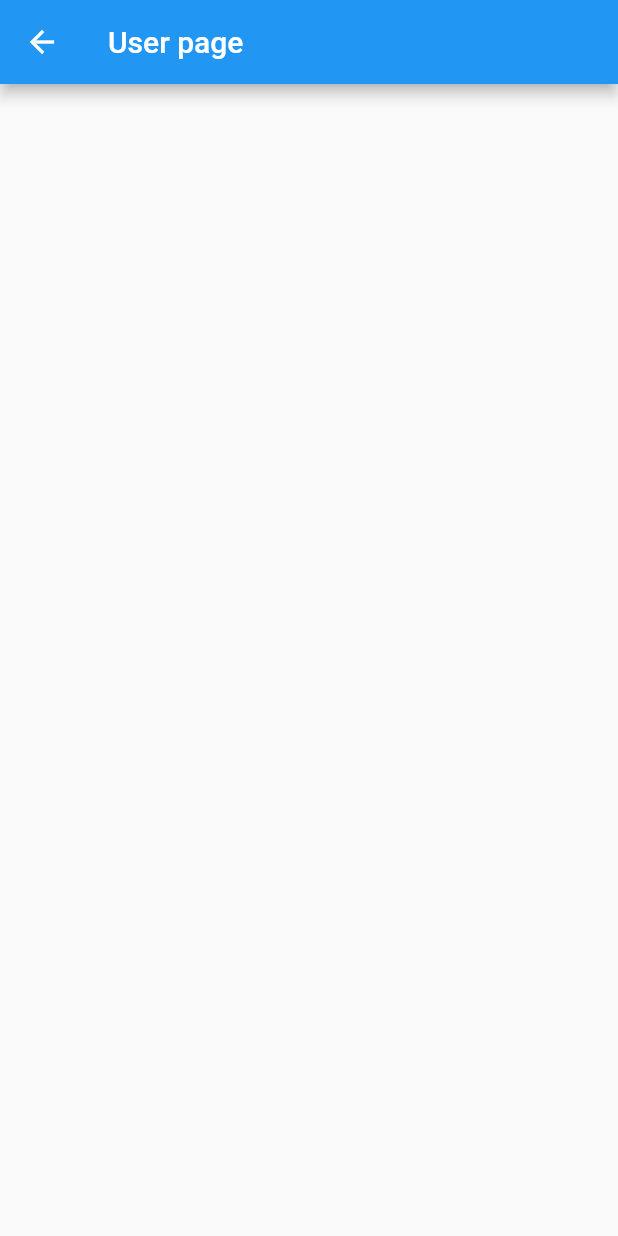
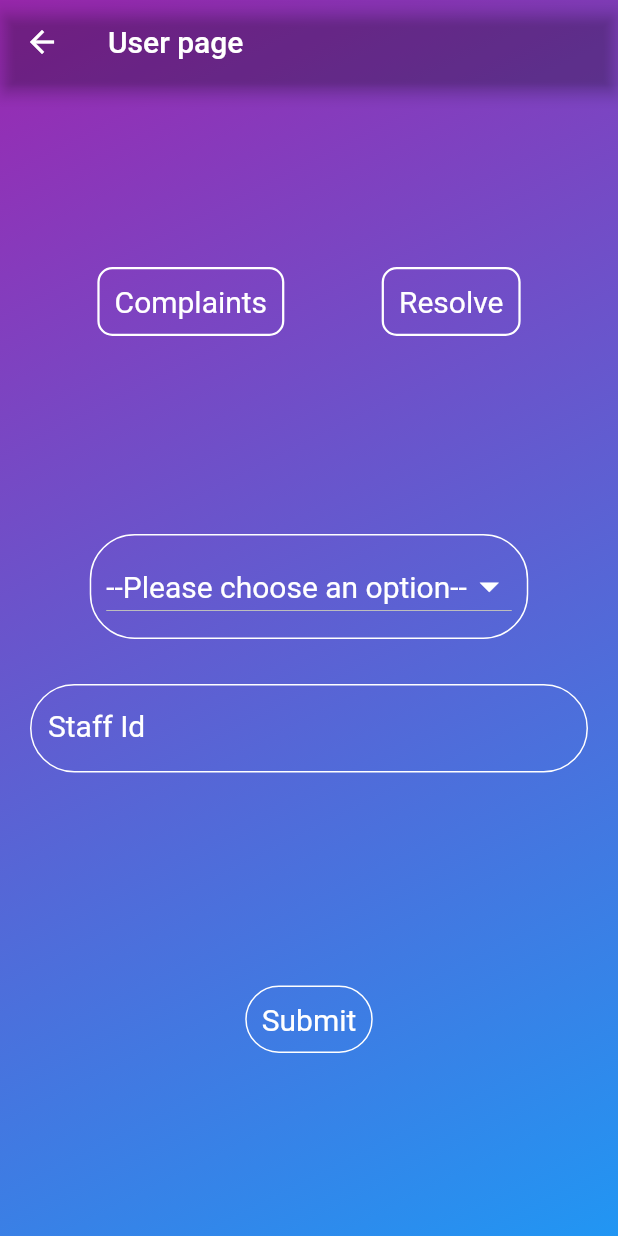
Before and after one commit to samarth1345/jzClean, a Flutter app: the user screen opened by its route, on a phone screen of 412 x 824 dp. Run offline on Flutter 3.47's test engine with Material 2 defaults, Android fonts, the phone set to English and light mode, and no system bars.

Commit message:
saving this

```diff
--- a/lib/user.dart
+++ b/lib/user.dart
@@ -1,12 +1,131 @@
 import 'package:flutter/material.dart';
+import './complaint_widget.dart';
+import './resolve_widget.dart';
 
-class user extends StatelessWidget {
+class user extends StatefulWidget {
+  @override
+  _userState createState() => _userState();
+}
+
+class _userState extends State<user> {
+  String dropdownValue = '--Please choose an option--';
+  int current_tab = 1;
   @override
   Widget build(BuildContext context) {
-    return Scaffold(
-      appBar: AppBar(
-        title: Text('User page'),
-      ),
+    return Container(
+      decoration: BoxDecoration(
+          gradient: LinearGradient(
+              begin: Alignment.topLeft,
+              end: Alignment.bottomRight,
+              colors: [Colors.purple, Colors.blue])),
+      child: Scaffold(
+          appBar: AppBar(
+            title: Text('User page'),
+            backgroundColor: Colors.transparent,
+          ),
+          backgroundColor: Colors.transparent,
+          body: Column(
+            mainAxisAlignment: MainAxisAlignment.spaceEvenly,
+            children: <Widget>[
+              Row(
+                  mainAxisAlignment: MainAxisAlignment.spaceEvenly,
+                  children: <Widget>[
+                    InkWell(
+                      child: Container(
+                          padding: EdgeInsets.all(10),
+                          decoration: BoxDecoration(
+                              borderRadius: BorderRadius.circular(10.0),
+                              border:
+                                  Border.all(color: Colors.white, width: 1.5)),
+                          child: Text('Complaints',
+                              style: TextStyle(
+                                fontSize: 20.0,
+                                color: Colors.white,
+                              ))),
+                    ),
+                    InkWell(
+                      child: Container(
+                          padding: EdgeInsets.all(10),
+                          decoration: BoxDecoration(
+                              borderRadius: BorderRadius.circular(10.0),
+                              border:
+                                  Border.all(color: Colors.white, width: 1.5)),
+                          child: Text('Resolve',
+                              style: TextStyle(
+                                fontSize: 20.0,
+                                color: Colors.white,
+                              ))),
+                    ),
+                  ]),
+              Column(
+                children: <Widget>[
+                  Container(
+                    padding: EdgeInsets.all(10),
+                    decoration: BoxDecoration(
+                        borderRadius: BorderRadius.circular(30.0),
+                        border: Border.all(color: Colors.white)),
+                    margin: EdgeInsets.all(10),
+                    child: DropdownButton<String>(
+                      style:
+                          const TextStyle(color: Colors.purple, fontSize: 20),
+                      hint: Text(
+                        dropdownValue,
+                        style: TextStyle(color: Colors.white, fontSize: 20),
+                      ),
+                      icon: Icon(
+                        Icons.arrow_drop_down,
+                        color: Colors.white,
+                        size: 30.0,
+                      ),
+                      items: <String>[
+                        'Room Cleaning',
+                        'AC Repair',
+                        'Carpenter',
+                        'Electricity'
+                      ].map((String value) {
+                        return DropdownMenuItem<String>(
+                          value: value,
+                          child: Text(value),
+                        );
+                      }).toList(),
+                      onChanged: (String? newValue) {
+                        setState(() {
+                          dropdownValue = newValue!;
+                        });
+                      },
+                    ),
+                  ),
+                  Container(
+                    margin: EdgeInsets.all(10),
+                    padding: EdgeInsets.all(10),
+                    child: TextField(
+                      obscureText: true,
+                      decoration: InputDecoration(
+                          enabledBorder: OutlineInputBorder(
+                              borderRadius: BorderRadius.circular(30.0),
+                              borderSide: BorderSide(color: Colors.white)),
+                          border: OutlineInputBorder(),
+                          labelText: 'Staff Id',
+                          labelStyle:
+                              TextStyle(color: Colors.white, fontSize: 20)),
+                    ),
+                  ),
+                ],
+              ),
+              InkWell(
+                child: Container(
+                    padding: EdgeInsets.all(10),
+                    decoration: BoxDecoration(
+                        borderRadius: BorderRadius.circular(30.0),
+                        border: Border.all(color: Colors.white)),
+                    child: Text('Submit',
+                        style: TextStyle(
+                          fontSize: 20.0,
+                          color: Colors.white,
+                        ))),
+              ),
+            ],
+          )),
     );
   }
 }
```
Also changed, not shown: lib/complaint_widget.dart (added, +83 -0 lines), lib/resolve_widget.dart (added, +56 -0 lines).
